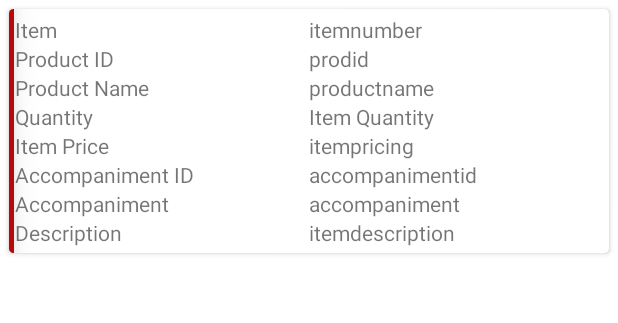
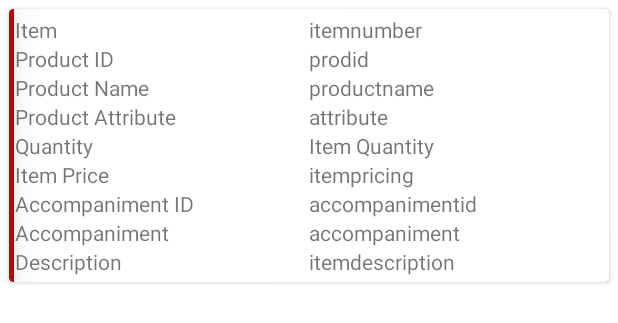
Before and after one commit to StevieApp/restaurantorders, an Android app: the layout each_orderitem.xml on its own in the app's theme, with its tools: preview values and no code run, on a phone screen of 412 x 824 dp. Shown: the top 323 px of the screen. Run offline under Robolectric (Android 15) with nearby library versions, the phone set to English and light mode, and no system bars; network calls fail.

Commit message:
UX streamlining done

```diff
--- a/app/src/main/java/com/example/restaurantorders/ItemRecyclerViewAdapter.java
+++ b/app/src/main/java/com/example/restaurantorders/ItemRecyclerViewAdapter.java
@@ -63,6 +63,11 @@ public class ItemRecyclerViewAdapter extends RecyclerView.Adapter<ItemRecyclerVi
             holder.accompanimentid.setText(String
                     .valueOf(itemss.get(position).getAccompaniment_id()));
         }
+        if (itemss.get(position).getProduct_attrubute_size().equals("")) {
+            holder.attribute.setText("N/A");
+        } else {
+            holder.attribute.setText(itemss.get(position).getProduct_attrubute_size());
+        }
     }
 
     @Override
@@ -79,7 +84,8 @@ public class ItemRecyclerViewAdapter extends RecyclerView.Adapter<ItemRecyclerVi
                 accompany,
                 description,
                 productid,
-                accompanimentid;
+                accompanimentid,
+                attribute;
         LinearLayout singleorderitem;
 
         public ViewHolder(@NonNull View itemView) {
@@ -93,6 +99,7 @@ public class ItemRecyclerViewAdapter extends RecyclerView.Adapter<ItemRecyclerVi
             singleorderitem = itemView.findViewById(R.id.singleorderitem);
             productid = itemView.findViewById(R.id.productid);
             accompanimentid = itemView.findViewById(R.id.accompanimentid);
+            attribute = itemView.findViewById(R.id.attribute);
         }
     }
 }
--- a/app/src/main/res/layout/each_orderitem.xml
+++ b/app/src/main/res/layout/each_orderitem.xml
@@ -11,7 +11,7 @@
     <FrameLayout
         android:layout_width="3dp"
         android:layout_height="match_parent"
-        android:layout_marginRight="1dp"
+        android:layout_marginEnd="1dp"
         android:background="#B60909"
         android:elevation="15dp" />
 
@@ -80,6 +80,26 @@
                 android:layout_height="wrap_content"
                 android:layout_weight=".5"
                 android:text="@string/productname" />
+        </LinearLayout>
+
+        <LinearLayout
+            android:layout_width="match_parent"
+            android:layout_height="wrap_content"
+            android:orientation="horizontal">
+
+            <TextView
+                android:id="@+id/productattibute"
+                android:layout_width="match_parent"
+                android:layout_height="wrap_content"
+                android:layout_weight=".5"
+                android:text="@string/product_attribute" />
+
+            <TextView
+                android:id="@+id/attribute"
+                android:layout_width="match_parent"
+                android:layout_height="wrap_content"
+                android:layout_weight=".5"
+                android:text="@string/attribute" />
         </LinearLayout>
 
         <LinearLayout
--- a/app/src/main/res/values/strings.xml
+++ b/app/src/main/res/values/strings.xml
@@ -64,4 +64,6 @@
     <string name="no_dispatched_orders">No Dispatched Orders</string>
     <string name="no_orders_availabile">No Orders Availabile</string>
     <string name="no_pending_orders">No Pending Orders</string>
+    <string name="product_attribute">Product Attribute</string>
+    <string name="attribute">attribute</string>
 </resources>
```
